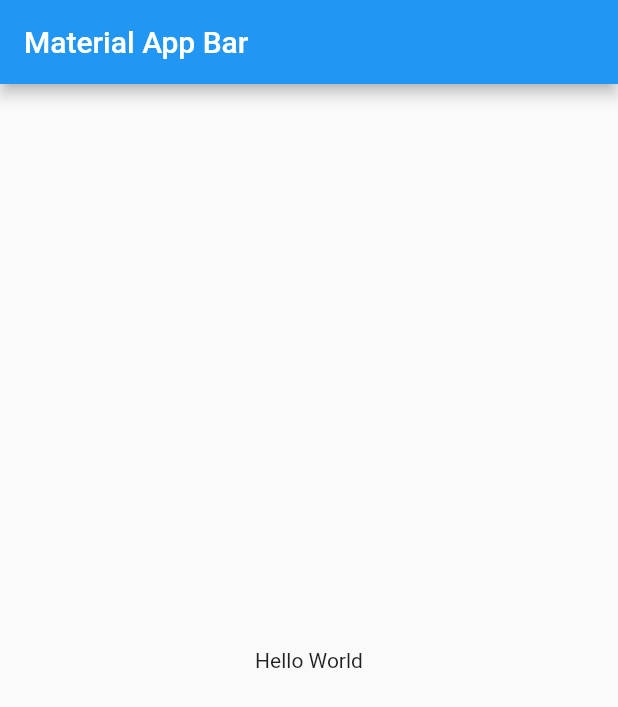
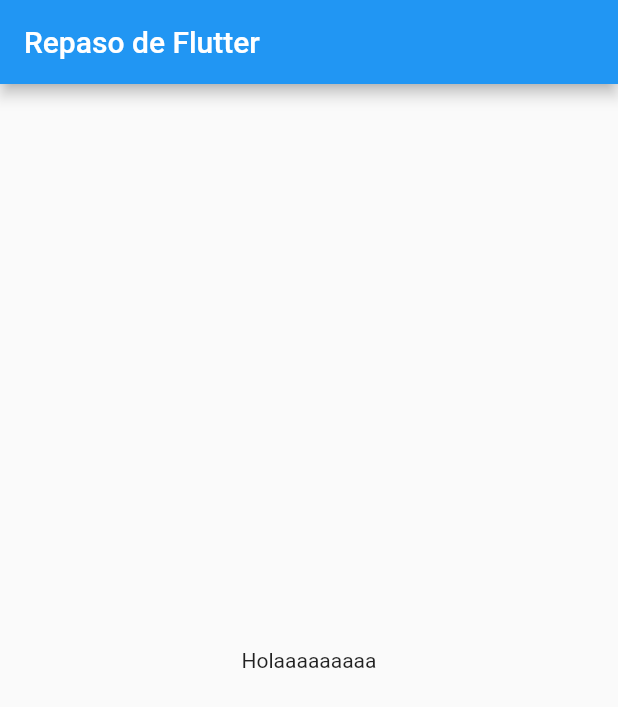
Before and after one commit to FatiMejia/repaso, a Flutter app: the screen it shows after launch, on a phone screen of 412 x 824 dp. Shown: the top 707 px of the screen. Run offline on Flutter 3.47's test engine with Material 2 defaults, Android fonts, the phone set to English and light mode, and no system bars.

Commit message:
subido 2

```diff
--- a/lib/main.dart
+++ b/lib/main.dart
@@ -11,10 +11,12 @@ class MyApp extends StatelessWidget {
       title: 'Repaso de Flutter',
       home: Scaffold(
         appBar: AppBar(
-          title: const Text('Material App Bar'),
+          title: const Text('Repaso de Flutter'),
         ),
-        body: const Center(
-          child: Text('Hello World'),
+        body: Center(
+          child: Container(
+            child: Text('Holaaaaaaaaa'),
+          ),
         ),
       ),
     );
```
